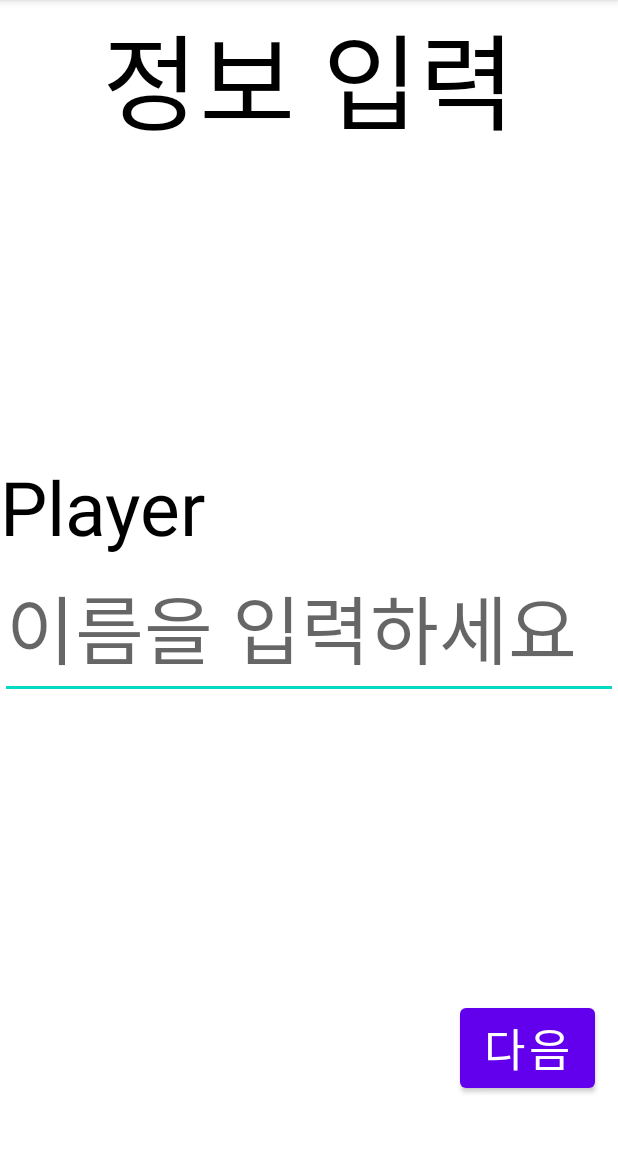
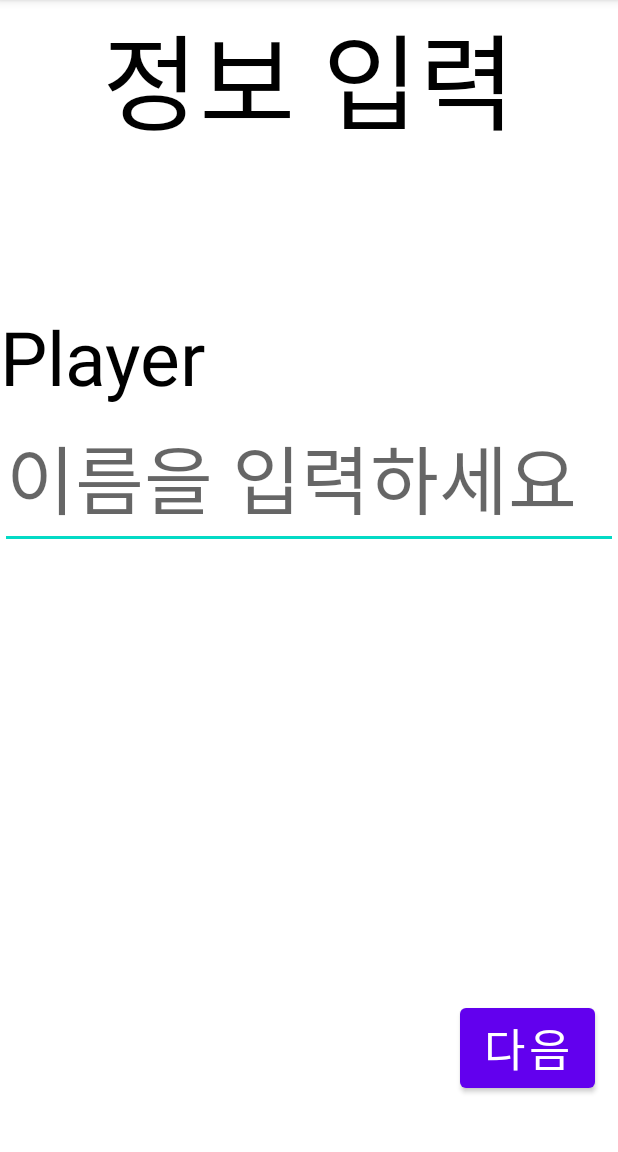
Before and after one commit to tkdgml822/School_Android, an Android app: the PlayerNameInput screen opened directly, with no data from a screen before it, on a phone screen of 412 x 824 dp, the part 84-1236 px from its top. Run offline under Robolectric (Android 15) with nearby library versions, the phone set to English and light mode, and no system bars.

Commit message:
유저 정보 입력 화면

```diff
--- a/app/src/main/res/layout/activity_intro.xml
+++ b/app/src/main/res/layout/activity_intro.xml
@@ -23,8 +23,9 @@
         android:src="@drawable/intro"  />
 
     <Button
+        android:id="@+id/gameStartButton"
         android:background="@color/white"
-        android:text="게임시작"
+        android:text="Game Start"
         android:textSize="30sp"
         android:layout_gravity="center"
         android:layout_marginTop="100dp"
--- a/app/src/main/res/layout/activity_player_name_input.xml
+++ b/app/src/main/res/layout/activity_player_name_input.xml
@@ -16,7 +16,7 @@
         android:gravity="center"/>
 
     <TextView
-        android:layout_marginTop="200dp"
+        android:layout_marginTop="100dp"
         android:layout_width="match_parent"
         android:layout_height="wrap_content"
         android:text="Player"
@@ -38,5 +38,5 @@
         android:text="다음"
         android:textSize="30sp"
         android:layout_marginEnd="15dp"
-        android:layout_marginTop="200dp"/>
+        android:layout_marginTop="300dp"/>
 </LinearLayout>
```
Also changed, not shown: app/src/main/AndroidManifest.xml (+9 -8 lines), app/src/main/java/com/cookandroid/rockpaperscissors/Intro.java (+11 -1 lines).
